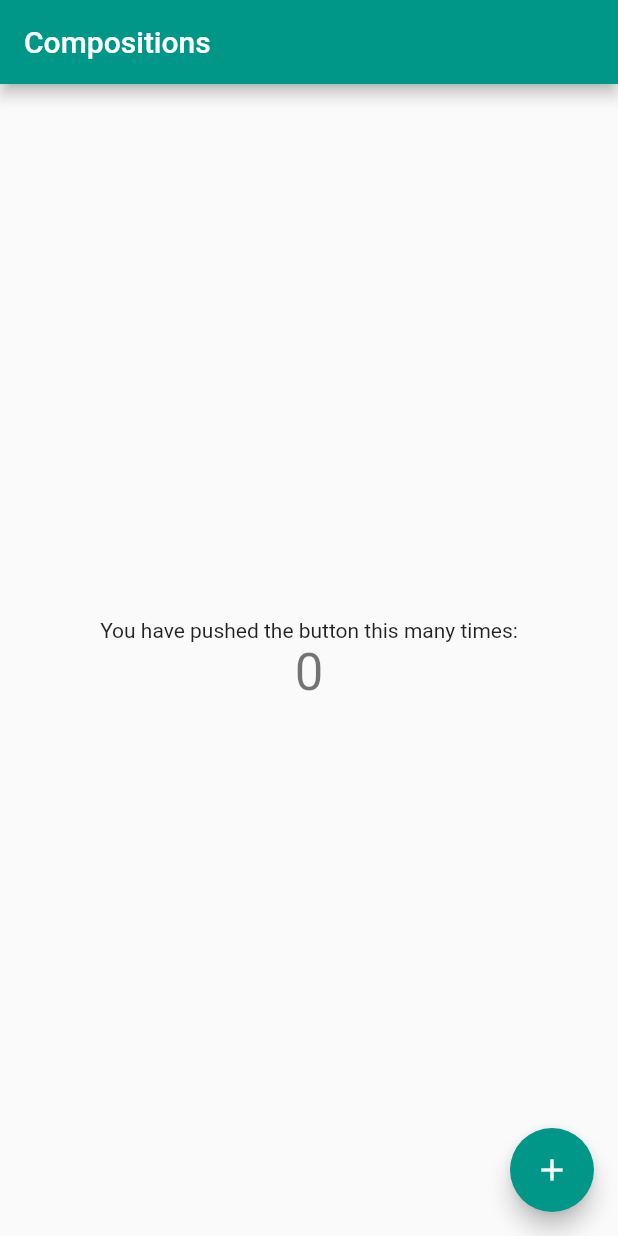
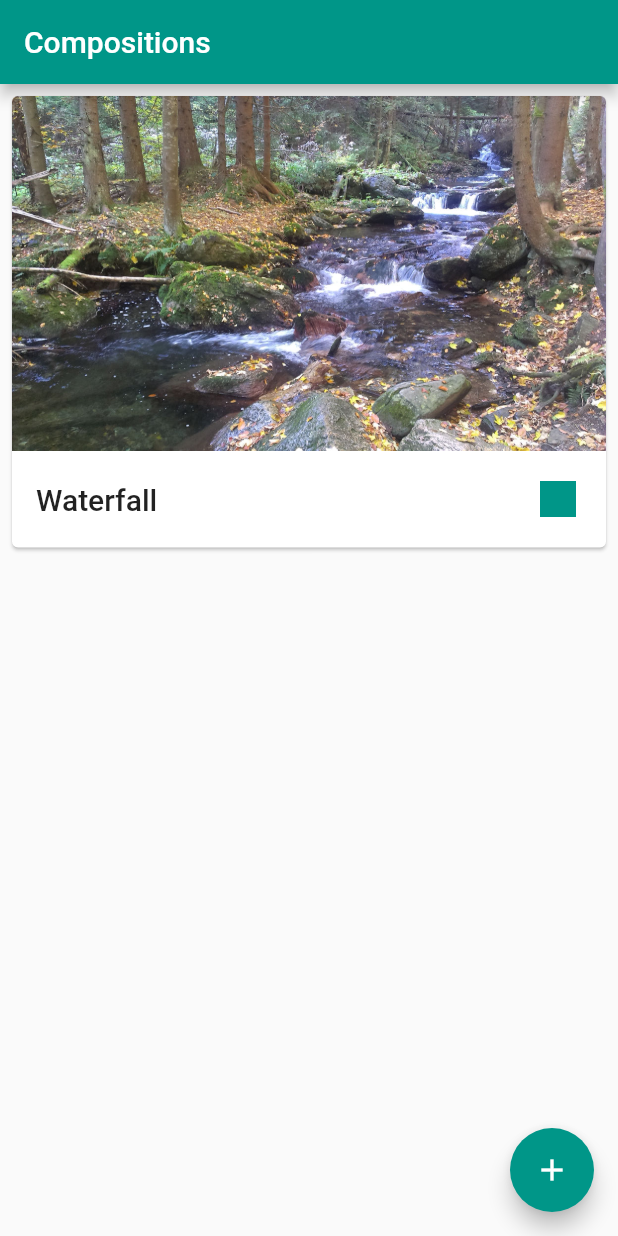
Before and after one commit to tom-novak/no-stress, a Flutter app: the screen it shows after launch, on a phone screen of 412 x 824 dp. Run offline on Flutter 3.47's test engine with Material 2 defaults, Android fonts, the phone set to English and light mode, and no system bars.

Commit message:
NS-7 #comment Composition card layout implemented

```diff
--- a/lib/main.dart
+++ b/lib/main.dart
@@ -1,4 +1,7 @@
 import 'package:flutter/material.dart';
+import 'package:no_stress/widget/composition_card.dart';
+
+import 'model/model.dart';
 
 void main() => runApp(MyApp());
 
@@ -25,36 +28,28 @@ class MyHomePage extends StatefulWidget {
 }
 
 class _MyHomePageState extends State<MyHomePage> {
-  int _counter = 0;
-
-  void _incrementCounter() {
-    setState(() {
-      _counter++;
-    });
-  }
+  onPlayPressed(String compositionId) {}
 
   @override
   Widget build(BuildContext context) {
+    var composition =
+        Composition.from('oewn', 'Waterfall', 'images/stream.jpg', List<Track>());
     return Scaffold(
       appBar: AppBar(
         title: Text(widget.title),
       ),
       body: Center(
         child: Column(
-          mainAxisAlignment: MainAxisAlignment.center,
           children: <Widget>[
-            Text(
-              'You have pushed the button this many times:',
-            ),
-            Text(
-              '$_counter',
-              style: Theme.of(context).textTheme.display1,
+            CompositionCard(
+              composition: composition,
+              playing: true,
+              onIconPressed: () => onPlayPressed(composition.id),
             ),
           ],
         ),
       ),
       floatingActionButton: FloatingActionButton(
-        onPressed: _incrementCounter,
         tooltip: 'Increment',
         child: Icon(Icons.add),
       ),
--- a/lib/model/model.dart
+++ b/lib/model/model.dart
@@ -2,14 +2,17 @@ import 'dart:core';
 
 class Composition {
   String _id;
+  String _title;
   String _image;
   List<Track> _tracks;
 
   Composition();
 
-  Composition.from(this._id, this._image, this._tracks);
+  Composition.from(this._id, this._title, this._image, this._tracks);
 
   String get id => _id;
+
+  String get title => _title;
 
   String get image => _image;
 
--- /dev/null
+++ b/lib/widget/composition_card.dart
@@ -0,0 +1,52 @@
+import 'package:flutter/material.dart';
+import 'package:no_stress/model/model.dart';
+
+class CompositionCard extends StatelessWidget {
+  final Composition composition;
+  final bool playing;
+  final GestureTapCallback onIconPressed;
+
+  const CompositionCard(
+      {Key key,
+      @required this.composition,
+      this.playing = false,
+      this.onIconPressed})
+      : assert(composition != null),
+        super(key: key);
+
+  @override
+  Widget build(BuildContext context) {
+    var theme = Theme.of(context);
+    return Container(
+      child: Card(
+        margin: const EdgeInsets.all(8.0),
+        clipBehavior: Clip.antiAlias,
+        child: Column(
+          mainAxisSize: MainAxisSize.min,
+          children: <Widget>[
+            Image.asset(
+              composition.image,
+            ),
+            Row(
+              mainAxisAlignment: MainAxisAlignment.spaceBetween,
+              children: <Widget>[
+                Padding(
+                    padding: const EdgeInsets.all(16.0),
+                    child: Text(
+                      composition.title,
+                      style: theme.textTheme.title,
+                    )),
+                IconButton(
+                  icon: Icon(playing ? Icons.stop : Icons.play_arrow),
+                  iconSize: 48,
+                  color: theme.accentColor,
+                  onPressed: onIconPressed,
+                ),
+              ],
+            ),
+          ],
+        ),
+      ),
+    );
+  }
+}
--- a/pubspec.yaml
+++ b/pubspec.yaml
@@ -44,6 +44,8 @@ flutter:
   # assets:
   #  - images/a_dot_burr.jpeg
   #  - images/a_dot_ham.jpeg
+  assets:
+    - images/stream.jpg
 
   # An image asset can refer to one or more resolution-specific "variants", see
   # https://flutter.dev/assets-and-images/#resolution-aware.
```
Also changed, not shown: images/stream.jpg (added).
